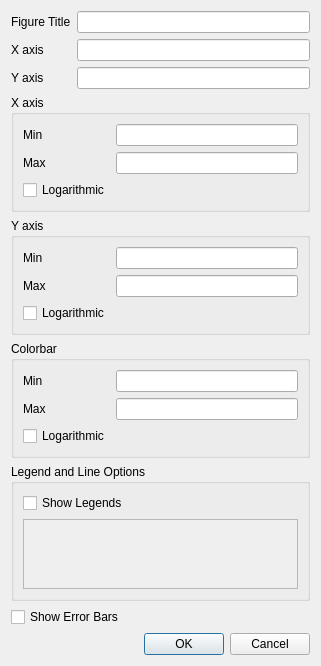
Qt form mslice/plotting/plot_window/plot_options.ui (mantidproject/mslice) before a commit.
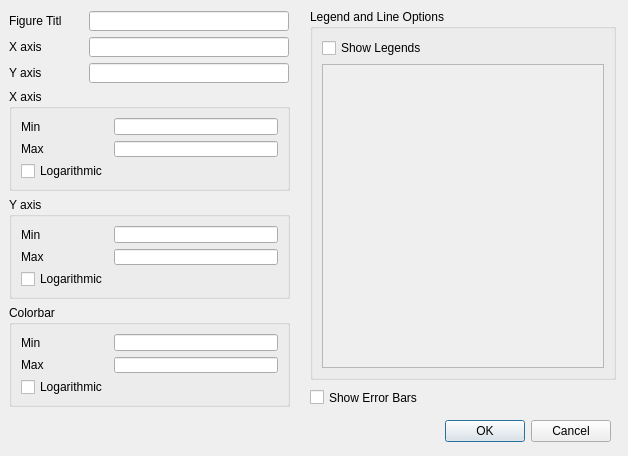
The same form after that commit.

Commit message: move legend+line options to right-hand side Re #104

```diff
--- a/mslice/plotting/plot_window/plot_options.ui
+++ b/mslice/plotting/plot_window/plot_options.ui
@@ -6,8 +6,8 @@
    <rect>
     <x>0</x>
     <y>0</y>
-    <width>318</width>
-    <height>620</height>
+    <width>628</width>
+    <height>456</height>
    </rect>
   </property>
   <property name="sizePolicy">
@@ -19,45 +19,73 @@
   <property name="windowTitle">
    <string>Plot Options</string>
   </property>
-  <layout class="QGridLayout" name="gridLayout_3">
-   <item row="4" column="0" colspan="2">
-    <widget class="QGroupBox" name="groupBox_3">
-     <property name="title">
+  <widget class="QWidget" name="axis_options" native="true">
+   <property name="geometry">
+    <rect>
+     <x>9</x>
+     <y>9</y>
+     <width>291</width>
+     <height>401</height>
+    </rect>
+   </property>
+   <widget class="QLabel" name="label_2">
+    <property name="geometry">
+     <rect>
+      <x>0</x>
+      <y>54</y>
+      <width>53</width>
+      <height>20</height>
+     </rect>
+    </property>
+    <property name="text">
       <string>Y axis</string>
      </property>
-     <layout class="QGridLayout" name="gridLayout_2">
-      <item row="0" column="0">
-       <widget class="QLabel" name="label_6">
+   </widget>
+   <widget class="QLabel" name="label">
+    <property name="geometry">
+     <rect>
+      <x>0</x>
+      <y>2</y>
+      <width>53</width>
+      <height>20</height>
+     </rect>
+    </property>
         <property name="text">
-         <string>Min</string>
-        </property>
-       </widget>
-      </item>
-      <item row="0" column="1">
-       <widget class="QLineEdit" name="lneYMin"/>
-      </item>
-      <item row="1" column="0">
-       <widget class="QLabel" name="label_7">
-        <property name="text">
-         <string>Max</string>
-        </property>
-       </widget>
-      </item>
-      <item row="1" column="1">
-       <widget class="QLineEdit" name="lneYMax"/>
-      </item>
-      <item row="2" column="0">
-       <widget class="QCheckBox" name="chkYLog">
-        <property name="text">
-         <string>Logarithmic</string>
-        </property>
-       </widget>
-      </item>
-     </layout>
-    </widget>
-   </item>
-   <item row="3" column="0" colspan="2">
+     <string>Figure Title</string>
+    </property>
+   </widget>
+   <widget class="QLineEdit" name="lneFigureTitle">
+    <property name="geometry">
+     <rect>
+      <x>80</x>
+      <y>2</y>
+      <width>200</width>
+      <height>20</height>
+     </rect>
+    </property>
+    <property name="layoutDirection">
+     <enum>Qt::LeftToRight</enum>
+    </property>
+   </widget>
+   <widget class="QLineEdit" name="lneYAxisLabel">
+    <property name="geometry">
+     <rect>
+      <x>80</x>
+      <y>54</y>
+      <width>200</width>
+      <height>20</height>
+     </rect>
+    </property>
+   </widget>
     <widget class="QGroupBox" name="groupBox_2">
+    <property name="geometry">
+     <rect>
+      <x>0</x>
+      <y>80</y>
+      <width>281</width>
+      <height>102</height>
+     </rect>
+    </property>
      <property name="title">
       <string>X axis</string>
      </property>
@@ -70,7 +98,14 @@
        </widget>
       </item>
       <item row="0" column="1">
-       <widget class="QLineEdit" name="lneXMin"/>
+      <widget class="QLineEdit" name="lneXMin">
+       <property name="maximumSize">
+        <size>
+         <width>181</width>
+         <height>16777215</height>
+        </size>
+       </property>
+      </widget>
       </item>
       <item row="1" column="0">
        <widget class="QLabel" name="label_5">
@@ -80,7 +115,14 @@
        </widget>
       </item>
       <item row="1" column="1">
-       <widget class="QLineEdit" name="lneXMax"/>
+      <widget class="QLineEdit" name="lneXMax">
+       <property name="maximumSize">
+        <size>
+         <width>181</width>
+         <height>16777215</height>
+        </size>
+       </property>
+      </widget>
       </item>
       <item row="2" column="0">
        <widget class="QCheckBox" name="chkXLog">
@@ -91,56 +133,15 @@
       </item>
      </layout>
     </widget>
-   </item>
-   <item row="8" column="0" colspan="2">
-    <widget class="QCheckBox" name="chkShowErrorBars">
-     <property name="text">
-      <string>Show Error Bars</string>
-     </property>
-    </widget>
-   </item>
-   <item row="1" column="0">
-    <widget class="QLabel" name="label_3">
-     <property name="text">
-      <string>X axis </string>
-     </property>
-    </widget>
-   </item>
-   <item row="0" column="0">
-    <widget class="QLabel" name="label">
-     <property name="text">
-      <string>Figure Title</string>
-     </property>
-    </widget>
-   </item>
-   <item row="2" column="0">
-    <widget class="QLabel" name="label_2">
-     <property name="text">
-      <string>Y axis</string>
-     </property>
-    </widget>
-   </item>
-   <item row="2" column="1">
-    <widget class="QLineEdit" name="lneYAxisLabel"/>
-   </item>
-   <item row="10" column="0" colspan="2">
-    <widget class="QDialogButtonBox" name="buttonBox">
-     <property name="orientation">
-      <enum>Qt::Horizontal</enum>
-     </property>
-     <property name="standardButtons">
-      <set>QDialogButtonBox::Cancel|QDialogButtonBox::Ok</set>
-     </property>
-    </widget>
-   </item>
-   <item row="0" column="1">
-    <widget class="QLineEdit" name="lneFigureTitle"/>
-   </item>
-   <item row="1" column="1">
-    <widget class="QLineEdit" name="lneXAxisLabel"/>
-   </item>
-   <item row="5" column="0" colspan="2">
     <widget class="QGroupBox" name="groupBox_4">
+    <property name="geometry">
+     <rect>
+      <x>0</x>
+      <y>296</y>
+      <width>281</width>
+      <height>102</height>
+     </rect>
+    </property>
      <property name="title">
       <string>Colorbar</string>
      </property>
@@ -174,9 +175,117 @@
       </item>
      </layout>
     </widget>
-   </item>
-   <item row="6" column="0" colspan="2">
+   <widget class="QGroupBox" name="groupBox_3">
+    <property name="geometry">
+     <rect>
+      <x>0</x>
+      <y>188</y>
+      <width>281</width>
+      <height>102</height>
+     </rect>
+    </property>
+    <property name="title">
+     <string>Y axis</string>
+    </property>
+    <layout class="QGridLayout" name="gridLayout_2">
+     <item row="0" column="0">
+      <widget class="QLabel" name="label_6">
+       <property name="text">
+        <string>Min</string>
+       </property>
+      </widget>
+     </item>
+     <item row="0" column="1">
+      <widget class="QLineEdit" name="lneYMin">
+       <property name="maximumSize">
+        <size>
+         <width>181</width>
+         <height>16777215</height>
+        </size>
+       </property>
+      </widget>
+     </item>
+     <item row="1" column="0">
+      <widget class="QLabel" name="label_7">
+       <property name="text">
+        <string>Max</string>
+       </property>
+      </widget>
+     </item>
+     <item row="1" column="1">
+      <widget class="QLineEdit" name="lneYMax">
+       <property name="maximumSize">
+        <size>
+         <width>181</width>
+         <height>16777215</height>
+        </size>
+       </property>
+      </widget>
+     </item>
+     <item row="2" column="0">
+      <widget class="QCheckBox" name="chkYLog">
+       <property name="text">
+        <string>Logarithmic</string>
+       </property>
+      </widget>
+     </item>
+    </layout>
+   </widget>
+   <widget class="QLineEdit" name="lneXAxisLabel">
+    <property name="geometry">
+     <rect>
+      <x>80</x>
+      <y>28</y>
+      <width>200</width>
+      <height>20</height>
+     </rect>
+    </property>
+   </widget>
+   <widget class="QLabel" name="label_3">
+    <property name="geometry">
+     <rect>
+      <x>0</x>
+      <y>28</y>
+      <width>53</width>
+      <height>20</height>
+     </rect>
+    </property>
+    <property name="text">
+     <string>X axis </string>
+    </property>
+   </widget>
+  </widget>
+  <widget class="QWidget" name="cut_options" native="true">
+   <property name="geometry">
+    <rect>
+     <x>300</x>
+     <y>9</y>
+     <width>322</width>
+     <height>401</height>
+    </rect>
+   </property>
+   <widget class="QCheckBox" name="chkShowErrorBars">
+    <property name="geometry">
+     <rect>
+      <x>10</x>
+      <y>380</y>
+      <width>295</width>
+      <height>17</height>
+     </rect>
+    </property>
+    <property name="text">
+     <string>Show Error Bars</string>
+    </property>
+   </widget>
     <widget class="QGroupBox" name="groupBox">
+    <property name="geometry">
+     <rect>
+      <x>10</x>
+      <y>0</y>
+      <width>306</width>
+      <height>371</height>
+     </rect>
+    </property>
      <property name="title">
       <string>Legend and Line Options</string>
      </property>
@@ -205,13 +314,16 @@
         <property name="widgetResizable">
          <bool>true</bool>
         </property>
+       <property name="alignment">
+        <set>Qt::AlignLeading|Qt::AlignLeft|Qt::AlignTop</set>
+       </property>
         <widget class="QWidget" name="scrollAreaWidgetContents_5">
          <property name="geometry">
           <rect>
            <x>0</x>
            <y>0</y>
-           <width>278</width>
-           <height>90</height>
+          <width>284</width>
+          <height>313</height>
           </rect>
          </property>
          <layout class="QVBoxLayout" name="verticalLayout_legend">
@@ -236,8 +348,27 @@
       </item>
      </layout>
     </widget>
-   </item>
-  </layout>
+  </widget>
+  <widget class="QDialogButtonBox" name="buttonBox">
+   <property name="geometry">
+    <rect>
+     <x>10</x>
+     <y>420</y>
+     <width>601</width>
+     <height>23</height>
+    </rect>
+   </property>
+   <property name="layoutDirection">
+    <enum>Qt::LeftToRight</enum>
+   </property>
+   <property name="standardButtons">
+    <set>QDialogButtonBox::Cancel|QDialogButtonBox::Ok</set>
+   </property>
+  </widget>
+  <zorder>axis_options</zorder>
+  <zorder>cut_options</zorder>
+  <zorder>buttonBox</zorder>
+  <zorder>buttonBox</zorder>
  </widget>
  <resources/>
  <connections>
```
Left out of the diff: 35 changed lines with no effect on the pictures. Lines whose indentation alone changed are shown as unchanged. The commit also changes 2 other files.
